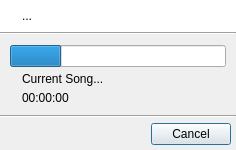
Before: the Qt Designer form uman/src/QUProgressDialog.ui in UltraStar-Deluxe/UltraStar-Manager, drawn with Qt 5.
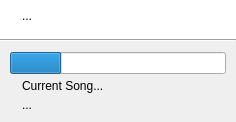
After: the same form once the commit is applied. Icons and pictures are not drawn.

What changed in the file:
```diff
--- a/uman/src/QUProgressDialog.ui
+++ b/uman/src/QUProgressDialog.ui
@@ -6,7 +6,7 @@
     <x>0</x>
     <y>0</y>
     <width>236</width>
-    <height>150</height>
+    <height>122</height>
    </rect>
   </property>
   <property name="windowTitle" >
@@ -190,7 +190,10 @@
           <string/>
          </property>
          <property name="pixmap" >
-          <pixmap resource="images/uman.qrc" >:/types/folder.png</pixmap>
+          <pixmap resource="images/uman.qrc" >:/types/text.png</pixmap>
+         </property>
+         <property name="alignment" >
+          <set>Qt::AlignLeading|Qt::AlignLeft|Qt::AlignTop</set>
          </property>
         </widget>
        </item>
@@ -205,8 +208,11 @@
          <property name="text" >
           <string>Current Song...</string>
          </property>
+         <property name="alignment" >
+          <set>Qt::AlignLeading|Qt::AlignLeft|Qt::AlignTop</set>
+         </property>
          <property name="wordWrap" >
-          <bool>false</bool>
+          <bool>true</bool>
          </property>
         </widget>
        </item>
@@ -235,7 +241,7 @@
           </sizepolicy>
          </property>
          <property name="text" >
-          <string>00:00:00</string>
+          <string>...</string>
          </property>
         </widget>
        </item>
@@ -243,52 +249,6 @@
      </item>
     </layout>
    </item>
-   <item>
-    <widget class="Line" name="line_2" >
-     <property name="orientation" >
-      <enum>Qt::Horizontal</enum>
-     </property>
-    </widget>
-   </item>
-   <item>
-    <layout class="QHBoxLayout" >
-     <property name="spacing" >
-      <number>0</number>
-     </property>
-     <property name="topMargin" >
-      <number>5</number>
-     </property>
-     <property name="rightMargin" >
-      <number>5</number>
-     </property>
-     <property name="bottomMargin" >
-      <number>5</number>
-     </property>
-     <item>
-      <spacer>
-       <property name="orientation" >
-        <enum>Qt::Horizontal</enum>
-       </property>
-       <property name="sizeHint" >
-        <size>
-         <width>40</width>
-         <height>20</height>
-        </size>
-       </property>
-      </spacer>
-     </item>
-     <item>
-      <widget class="QPushButton" name="cancelBtn" >
-       <property name="text" >
-        <string>Cancel</string>
-       </property>
-       <property name="icon" >
-        <iconset resource="images/uman.qrc" >:/marks/cancel.png</iconset>
-       </property>
-      </widget>
-     </item>
-    </layout>
-   </item>
   </layout>
  </widget>
  <resources>
```
Left out of the diff: 5 changed lines with no effect on the pictures.
